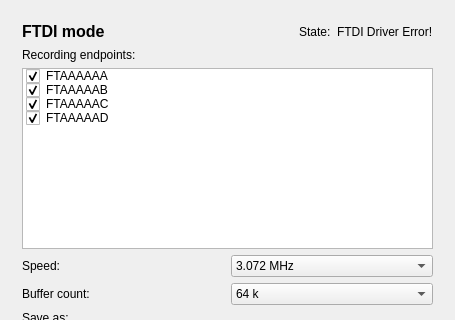
Qt form mainwindow.ui (f0ma/quick-logic-sniffer) before a commit; both pictures show x 0 to 455 and y 0 to 320 of the 455 by 477 pixel window.
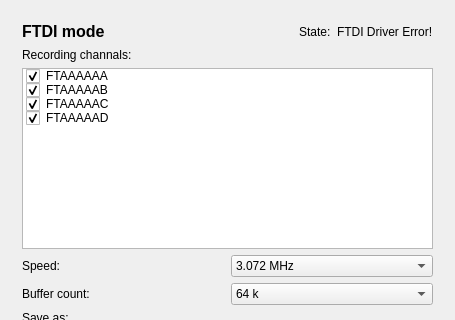
The same form after that commit.

Patch:
```diff
--- a/mainwindow.ui
+++ b/mainwindow.ui
@@ -197,7 +197,7 @@
           <item>
            <widget class="QLabel" name="label_12">
             <property name="text">
-             <string>Recording endpoints:</string>
+             <string>Recording channals:</string>
             </property>
            </widget>
           </item>
```
